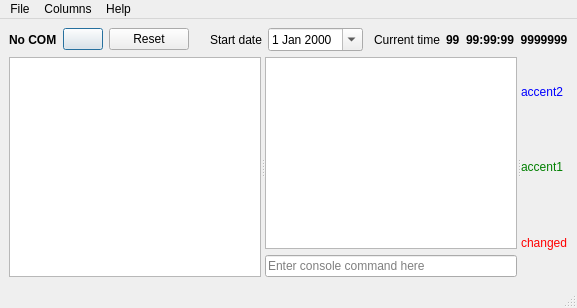
Before: the Qt Designer form MeshConsole/MeshConsole.ui in Kreyl/armlet, drawn with Qt 5.
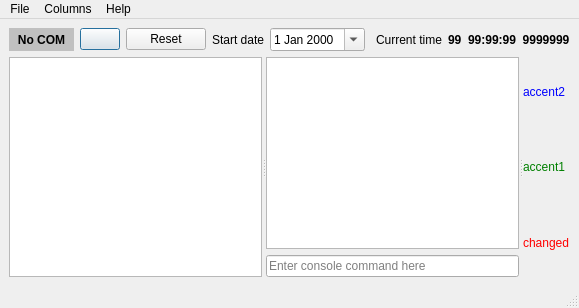
After: the same form once the commit is applied. Icons and pictures are not drawn. Custom widgets are drawn as their Qt base class.

Commit message: Migrated advancements from PillControl to MeshConsole; Minor fixes

Patch:
```diff
--- a/MeshConsole/MeshConsole.ui
+++ b/MeshConsole/MeshConsole.ui
@@ -15,12 +15,30 @@
      <layout class="QHBoxLayout" name="controlLayout">
       <item>
        <widget class="PortLabel" name="portLabel">
+        <property name="minimumSize">
+         <size>
+          <width>65</width>
+          <height>0</height>
+         </size>
+        </property>
+        <property name="font">
+         <font>
+          <weight>75</weight>
+          <bold>true</bold>
+         </font>
+        </property>
+        <property name="statusTip">
+         <string>Current connected port</string>
+        </property>
         <property name="styleSheet">
-         <string notr="true">font-weight: bold</string>
+         <string notr="true">background: rgb(192,192,192)</string>
         </property>
         <property name="text">
          <string>No COM</string>
         </property>
+        <property name="alignment">
+         <set>Qt::AlignCenter</set>
+        </property>
        </widget>
       </item>
       <item>
@@ -45,38 +63,31 @@
        </widget>
       </item>
       <item>
-       <widget class="ResetButton" name="resetButton">
-        <property name="toolTip">
-         <string>Reset</string>
-        </property>
+       <widget class="CompactButton" name="resetButton">
         <property name="statusTip">
-         <string>Reset</string>
+         <string>Reset connection</string>
         </property>
         <property name="text">
          <string>Reset</string>
         </property>
        </widget>
       </item>
-      <item>
-       <spacer name="horizontalSpacer">
-        <property name="orientation">
-         <enum>Qt::Horizontal</enum>
-        </property>
-        <property name="sizeHint" stdset="0">
-         <size>
-          <width>0</width>
-          <height>0</height>
-         </size>
-        </property>
-       </spacer>
-      </item>
       <item>
        <widget class="QLabel" name="startDateLabel">
+        <property name="sizePolicy">
+         <sizepolicy hsizetype="MinimumExpanding" vsizetype="Preferred">
+          <horstretch>0</horstretch>
+          <verstretch>0</verstretch>
+         </sizepolicy>
+        </property>
+        <property name="styleSheet">
+         <string notr="true">padding-left: 0.5em</string>
+        </property>
         <property name="text">
          <string>Start date</string>
         </property>
-        <property name="indent">
-         <number>5</number>
+        <property name="alignment">
+         <set>Qt::AlignRight|Qt::AlignTrailing|Qt::AlignVCenter</set>
         </property>
        </widget>
       </item>
@@ -108,9 +119,6 @@
           <bold>true</bold>
          </font>
         </property>
-        <property name="toolTip">
-         <string>Time</string>
-        </property>
         <property name="statusTip">
          <string>Time</string>
         </property>
@@ -193,6 +201,9 @@
             <italic>false</italic>
            </font>
           </property>
+          <property name="statusTip">
+           <string>Terminal console: &amp;lt; denotes input from device, &amp;gt; output to device, other lines are program status messages and diagnostics</string>
+          </property>
           <property name="lineWrapMode">
            <enum>QPlainTextEdit::NoWrap</enum>
           </property>
@@ -203,9 +214,6 @@
         </item>
         <item>
          <widget class="ConsoleEdit" name="consoleEdit">
-          <property name="toolTip">
-           <string>Enter console commands here</string>
-          </property>
           <property name="statusTip">
            <string>Enter console commands here</string>
           </property>
@@ -391,6 +399,9 @@
    <property name="text">
     <string>About</string>
    </property>
+   <property name="statusTip">
+    <string>About</string>
+   </property>
   </action>
  </widget>
  <customwidgets>
@@ -399,11 +410,6 @@
    <extends>QTableView</extends>
    <header>MeshView</header>
   </customwidget>
-  <customwidget>
-   <class>ResetButton</class>
-   <extends>QPushButton</extends>
-   <header>MeshConsole</header>
-  </customwidget>
   <customwidget>
    <class>PortLabel</class>
    <extends>QLabel</extends>
@@ -429,6 +435,11 @@
    <extends>QPushButton</extends>
    <header>MeshConsole</header>
   </customwidget>
+  <customwidget>
+   <class>CompactButton</class>
+   <extends>QPushButton</extends>
+   <header>MeshConsole</header>
+  </customwidget>
  </customwidgets>
  <resources/>
  <connections>
```
The commit also changes 4 other files.
